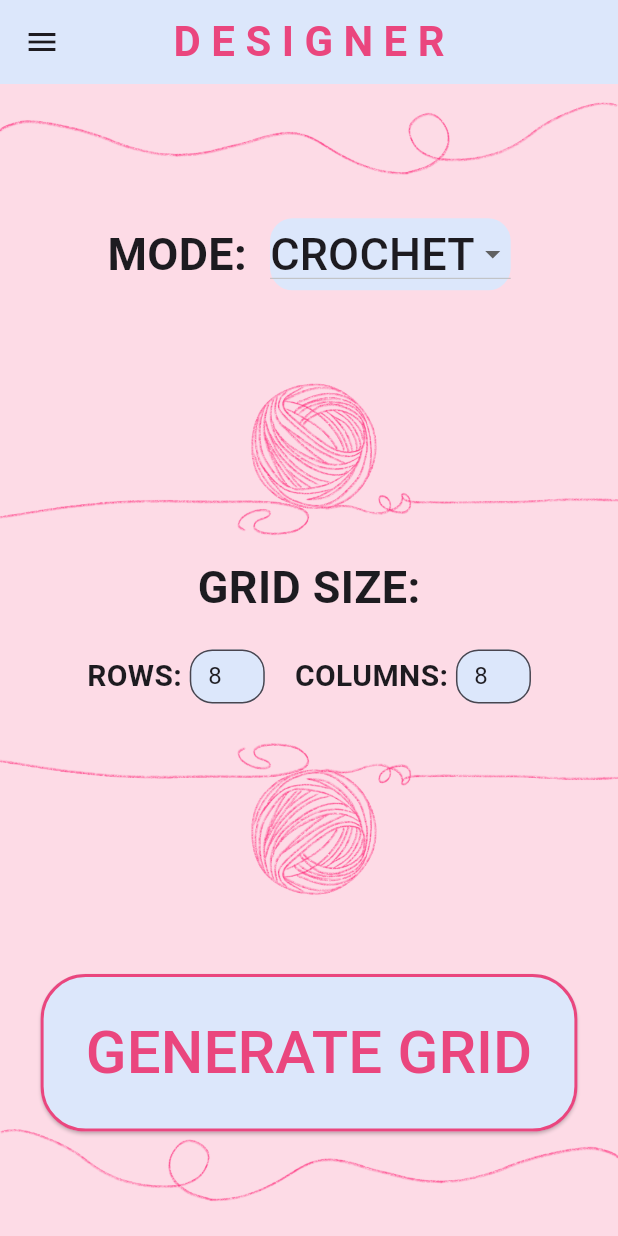
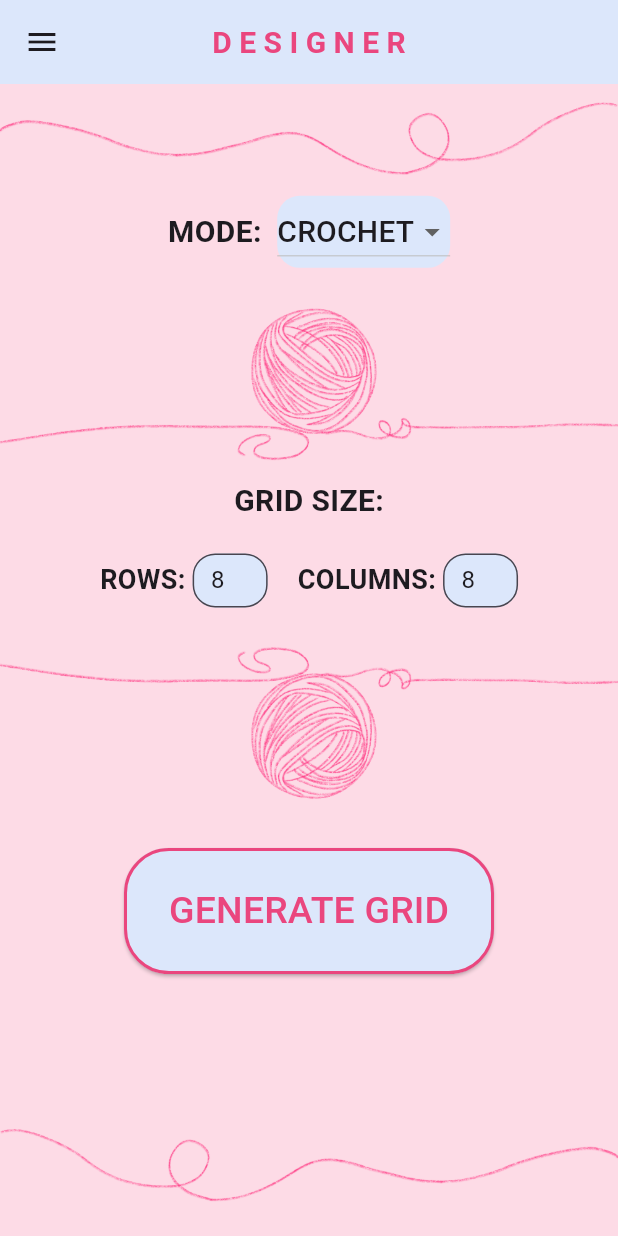
Before and after one commit to Ayesha-Jan/stitch-atlas, a Flutter app: the screen it shows after launch, after a tap on "Go to Designer Page", on a phone screen of 412 x 824 dp. Run offline on Flutter 3.47's test engine with Material 3 defaults, Android fonts, the phone set to English and light mode, and no system bars; our stand-ins replace flutter_colorpicker, flutter_map, flutter_svg, latlong2.

Commit message:
Updated font sizes and layout

```diff
--- a/assets/data/regions.json
+++ b/assets/data/regions.json
@@ -135,7 +135,7 @@
     "culture": "Mediterranean",
     "coordinates": [34.0522, 18.6466],
     "description": "Mediterranean textiles feature lace, brocade, and wool-weaving traditions with motifs from classical and Byzantine art.",
-    "pattern": "Mediterranean Brocade",
+    "pattern": "Brocade",
     "image": "assets/images/patterns/brocade.jpg",
     "source": "https://en.wikipedia.org/wiki/Brocade"
   },
@@ -145,7 +145,7 @@
     "culture": "Indigenous / Appalachian",
     "coordinates": [54.5260, -105.2551],
     "description": "North American textile traditions vary widely from Navajo weaving to Appalachian quilting, each rich in symbolism, material heritage, and storytelling.",
-    "pattern": "Navajo Diamond Quilt",
+    "pattern": "Navajo Quilt",
     "image": "assets/images/patterns/navajo.jpg",
     "source": "https://en.wikipedia.org/wiki/Navajo_weaving"
   },
--- a/lib/pages/designer.dart
+++ b/lib/pages/designer.dart
@@ -22,7 +22,7 @@ class _DesignerState extends State<Designer> {
         title: Text(
           "D E S I G N E R",
           style: TextStyle(
-            fontSize: 28,
+            fontSize: 20,
             color: Color(0xFFEA467E),
             fontWeight: FontWeight.bold,
           ),
@@ -43,13 +43,13 @@ class _DesignerState extends State<Designer> {
             ListTile(
               leading: Icon(
                 Icons.home,
-                size: 30,
+                size: 20,
                 color: Color(0xFFEA467E),
               ),
               title: Text(
                 "H O M E",
                 style: TextStyle(
-                    fontSize: 20,
+                    fontSize: 15,
                     color: Color(0xFFEA467E),
                     fontWeight: FontWeight.bold
                 ),
@@ -62,13 +62,13 @@ class _DesignerState extends State<Designer> {
             ListTile(
               leading: Icon(
                 Icons.design_services,
-                size: 30,
+                size: 20,
                 color: Color(0xFFEA467E),
               ),
               title: Text(
                 "D E S I G N E R",
                 style: TextStyle(
-                    fontSize: 20,
+                    fontSize: 15,
                     color: Color(0xFFEA467E),
                     fontWeight: FontWeight.bold
                 ),),
@@ -80,12 +80,12 @@ class _DesignerState extends State<Designer> {
             ListTile(
               leading: Icon(
                 Icons.explore,
-                size: 30,
+                size: 20,
                 color: Color(0xFFEA467E),),
               title: Text(
                 "E X P L O R E R",
                 style: TextStyle(
-                    fontSize: 20,
+                    fontSize: 15,
                     color: Color(0xFFEA467E),
                     fontWeight: FontWeight.bold
                 ),),
@@ -115,12 +115,12 @@ class _DesignerState extends State<Designer> {
                     mainAxisAlignment: MainAxisAlignment.center,
                     children: [
 
-                      SizedBox(height: 100),
+                      SizedBox(height: 70),
 
                       Text(
                         "MODE:  ",
                         style: TextStyle(
-                          fontSize: 30,
+                          fontSize: 20,
                           fontWeight: FontWeight.bold,
                         ),
                       ),
@@ -141,7 +141,7 @@ class _DesignerState extends State<Designer> {
                               child: Text(
                                 (m.toString().split('.').last).toUpperCase(),
                                 style: TextStyle(
-                                    fontSize: 30
+                                    fontSize: 20
                                 ),
                               ),
                             );
@@ -151,7 +151,7 @@ class _DesignerState extends State<Designer> {
                     ],
                   ),
 
-                  SizedBox(height: 30),
+                  SizedBox(height: 10),
 
                   Image.asset(
                     'assets/images/designs/yarn.png',
@@ -164,7 +164,7 @@ class _DesignerState extends State<Designer> {
                   Text(
                     "GRID SIZE:",
                     style: TextStyle(
-                        fontSize: 30,
+                        fontSize: 20,
                         fontWeight: FontWeight.bold
                     ),
                   ),
@@ -176,7 +176,7 @@ class _DesignerState extends State<Designer> {
                     children: [
                       Text("ROWS: ",
                         style: TextStyle(
-                            fontSize: 20,
+                            fontSize: 18,
                             fontWeight: FontWeight.bold
                         ),
                       ),
@@ -199,7 +199,7 @@ class _DesignerState extends State<Designer> {
 
                       Text("COLUMNS: ",
                         style: TextStyle(
-                            fontSize: 20,
+                            fontSize: 18,
                             fontWeight: FontWeight.bold
                         ),
                       ),
@@ -228,7 +228,7 @@ class _DesignerState extends State<Designer> {
                     fit: BoxFit.fitWidth,
                   ),
 
-                  SizedBox(height: 50),
+                  SizedBox(height: 30),
 
                   // GENERATE GRID BUTTON
                   ElevatedButton(
@@ -268,7 +268,7 @@ class _DesignerState extends State<Designer> {
                     child: Text(
                       "GENERATE GRID",
                       style: TextStyle(
-                        fontSize: 40,
+                        fontSize: 25,
                       ),
                     ),
                   ),
--- a/lib/pages/home.dart
+++ b/lib/pages/home.dart
@@ -10,7 +10,7 @@ class Home extends StatelessWidget {
         title: Text(
           "S T I T C H   A T L A S",
           style: TextStyle(
-            fontSize: 28,
+            fontSize: 20,
             color: Color(0xFFEA467E),
             fontWeight: FontWeight.bold,
           ),
@@ -31,13 +31,13 @@ class Home extends StatelessWidget {
             ListTile(
               leading: Icon(
                 Icons.home,
-                size: 30,
+                size: 20,
                 color: Color(0xFFEA467E),
               ),
               title: Text(
                 "H O M E",
                 style: TextStyle(
-                  fontSize: 20,
+                  fontSize: 15,
                   color: Color(0xFFEA467E),
                   fontWeight: FontWeight.bold
                 ),
@@ -50,13 +50,13 @@ class Home extends StatelessWidget {
             ListTile(
               leading: Icon(
                 Icons.design_services,
-                size: 30,
+                size: 20,
                 color: Color(0xFFEA467E),
               ),
               title: Text(
                 "D E S I G N E R",
                 style: TextStyle(
-                    fontSize: 20,
+                    fontSize: 15,
                     color: Color(0xFFEA467E),
                     fontWeight: FontWeight.bold
                 ),),
@@ -68,12 +68,12 @@ class Home extends StatelessWidget {
             ListTile(
               leading: Icon(
                 Icons.explore,
-                size: 30,
+                size: 20,
                 color: Color(0xFFEA467E),),
               title: Text(
                 "E X P L O R E R",
                 style: TextStyle(
-                    fontSize: 20,
+                    fontSize: 15,
                     color: Color(0xFFEA467E),
                     fontWeight: FontWeight.bold
                 ),),
@@ -95,7 +95,6 @@ class Home extends StatelessWidget {
               ),
             ),
           ),
-          SizedBox(height: 20),
           Image.asset(
             'assets/images/designs/yarn.png',
             width: double.infinity,
@@ -107,6 +106,7 @@ class Home extends StatelessWidget {
             child: Column(
               mainAxisAlignment: MainAxisAlignment.center,
               children: [
+                SizedBox(height: 25),
                 Image.asset(
                   'assets/images/designs/string.png',
                   width: double.infinity,
@@ -135,11 +135,11 @@ class Home extends StatelessWidget {
                   ),
                   child: Text(
                     "Go to Designer Page",
-                    style: TextStyle(fontSize: 35),
+                    style: TextStyle(fontSize: 25),
                   ),
                 ),
 
-                SizedBox(height: 40),
+                SizedBox(height: 20),
                 Row(
                   children: [
                     Expanded(
@@ -156,7 +156,7 @@ class Home extends StatelessWidget {
                     ),
                   ],
                 ),
-                SizedBox(height: 40),
+                SizedBox(height: 20),
 
                 ElevatedButton(
                   onPressed: () {
@@ -180,10 +180,10 @@ class Home extends StatelessWidget {
                   ),
                   child: Text(
                     "Go to Explorer Page",
-                    style: TextStyle(fontSize: 35),
+                    style: TextStyle(fontSize: 25),
                   ),
                 ),
-                SizedBox(height: 30),
+                SizedBox(height: 20),
                 Image.asset(
                   'assets/images/designs/string_flipped.png',
                   width: double.infinity,
```
Also changed, not shown: lib/pages/explorer.dart (+40 -23 lines), lib/pages/grid.dart (+7 -7 lines).
